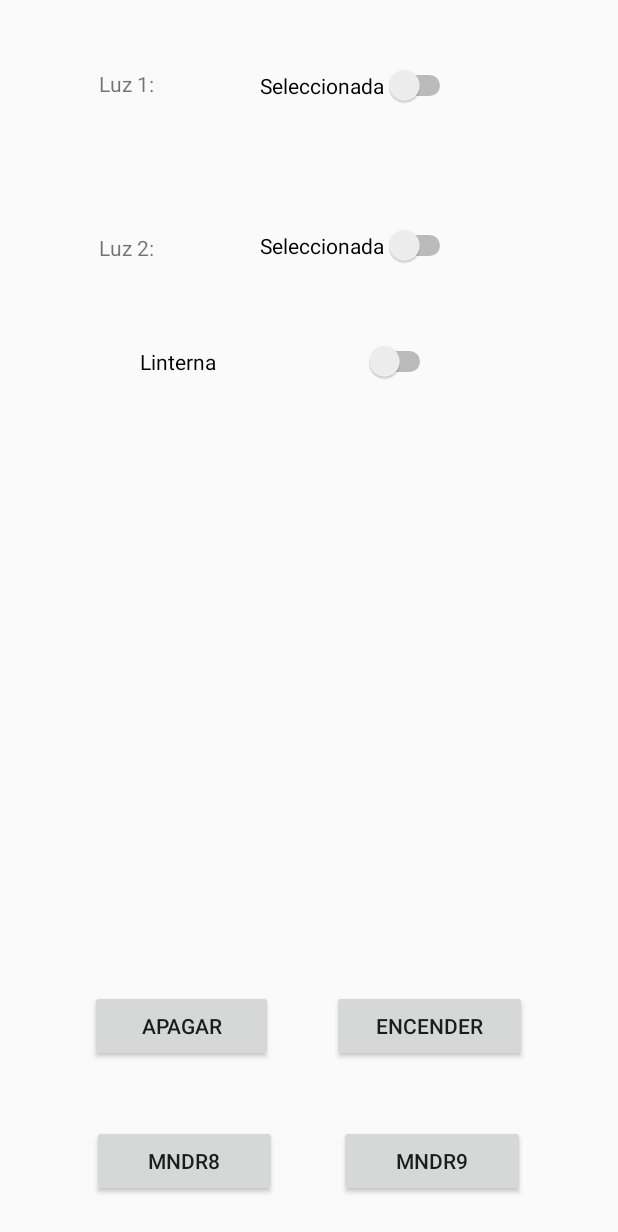
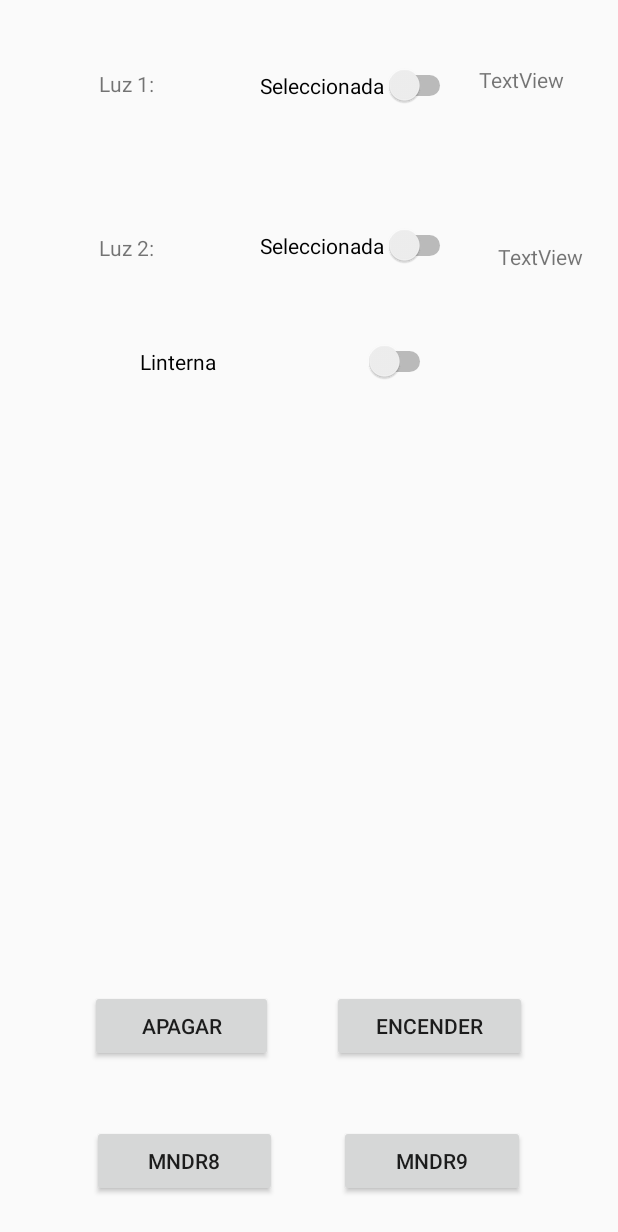
Before and after one commit to soalima/LiMaS---Light-Management-System, an Android app: the ComunicationActivity screen opened directly, with no data from a screen before it, on a phone screen of 412 x 824 dp. Shown: the top 1232 px of the screen. Run offline under Robolectric (Android 15) with nearby library versions, the phone set to English and light mode, and no system bars; 2 statements that could not run were skipped.

Commit message:
si anda esta dejo la carrera

```diff
--- a/Android/Limas1_1/app/src/main/java/com/proyecto/limas11/activities/ComunicationActivity.java
+++ b/Android/Limas1_1/app/src/main/java/com/proyecto/limas11/activities/ComunicationActivity.java
@@ -22,6 +22,7 @@ import android.view.View;
 import android.widget.Button;
 import android.widget.CompoundButton;
 import android.widget.Switch;
+import android.widget.TextView;
 import android.widget.Toast;
 
 import androidx.core.app.ActivityCompat;
@@ -44,8 +45,9 @@ import static com.proyecto.limas11.fragments.BluetoothFragment.MULTIPLE_PERMISSI
 
 //******************************************** Hilo principal del Activity*********************************
 public class ComunicationActivity extends Activity {
-    Button btnApagar, btnEncender, btnEstadisticaL1, btnEstadisticaL2;
+    Button btnApagar, btnEncender;//btnEstadisticaL1, btnEstadisticaL2;
     Switch switchL1, switchL2, swLinterna;
+    TextView txtLed1,txtLed2;
     boolean prendertorch, isflashon;
     static Camera cam = null;
     private String permissions = Manifest.permission.CAMERA;
@@ -67,8 +69,12 @@ public class ComunicationActivity extends Activity {
         btnApagar = (Button) findViewById(R.id.btnApagar);
         btnEncender = (Button) findViewById(R.id.btnEncender);
 
-        btnEstadisticaL1 = (Button) findViewById(R.id.btnMNDR8);
-        btnEstadisticaL2 = (Button) findViewById(R.id.btnMNDR9);
+        txtLed1 = (TextView) findViewById(R.id.txtTimeLed1);
+        txtLed2 = (TextView) findViewById(R.id.txtTimeLed2);
+
+
+       /* btnEstadisticaL1 = (Button) findViewById(R.id.btnMNDR8);
+        btnEstadisticaL2 = (Button) findViewById(R.id.btnMNDR9);*/
 
         switchL1 = (Switch) findViewById(R.id.switchLuz1);
         switchL2 = (Switch) findViewById(R.id.switchLuz2);
@@ -84,8 +90,8 @@ public class ComunicationActivity extends Activity {
         //defino los handlers para los botones Apagar y encender
         btnEncender.setOnClickListener(btnEncenderListener);
         btnApagar.setOnClickListener(btnApagarListener);
-        btnEstadisticaL1.setOnClickListener(btnEstadisticaL1Listener);
-        btnEstadisticaL2.setOnClickListener(btnEstadisticaL2Listener);
+       /* btnEstadisticaL1.setOnClickListener(btnEstadisticaL1Listener);
+        btnEstadisticaL2.setOnClickListener(btnEstadisticaL2Listener);*/
 
         swLinterna.setOnCheckedChangeListener((new CompoundButton.OnCheckedChangeListener() {
             @Override
@@ -115,6 +121,17 @@ public class ComunicationActivity extends Activity {
 
             Log.d("ComandoRecepcion", text);
 
+            String[] division = text.split(":");
+            if (division[0] == "L1") {
+                //paso el valor a segundos
+                Long numero1 = Long.parseLong(division[1]);
+                double L1 = (double) numero1 / 1000;
+                txtLed1.setText(Double.toString(L1));
+            } else if (division[0] == "L2") {
+                Long numero2 = Long.parseLong(division[1]);
+                double L2 = (double) numero2 / 1000;
+                txtLed2.setText(Double.toString(L2));
+            }
             showToast(text);
         }
     };
@@ -180,7 +197,13 @@ public class ComunicationActivity extends Activity {
             }
         }
     };
+    private View.OnClickListener btnEstadisticaListener = new View.OnClickListener() {
+        @Override
+        public void onClick(View v) {
 
+        }
+    };
+/*
     private View.OnClickListener btnEstadisticaL1Listener = new View.OnClickListener() {
         @Override
         public void onClick(View v) {
@@ -195,7 +218,7 @@ public class ComunicationActivity extends Activity {
             enviarComando('9');
             //showToast("Presionado boton estadistica luz 2");
         }
-    };
+    };*/
 
         private void showToast(String message) {
             Toast.makeText(getApplicationContext(), message, Toast.LENGTH_SHORT).show();
--- a/Android/Limas1_1/app/src/main/res/layout/activity_comunication.xml
+++ b/Android/Limas1_1/app/src/main/res/layout/activity_comunication.xml
@@ -11,6 +11,16 @@
     android:paddingTop="@dimen/activity_vertical_margin"
     tools:context="com.proyecto.limas11.activity_comunicacion"
     android:theme="@style/AppTheme">
+
+    <TextView
+        android:id="@+id/txtTimeLed1"
+        android:layout_width="93dp"
+        android:layout_height="wrap_content"
+        android:layout_alignParentStart="true"
+        android:layout_alignParentTop="true"
+        android:layout_marginStart="303dp"
+        android:layout_marginTop="27dp"
+        android:text="TextView" />
 
     <FrameLayout
         android:id="@+id/contenedorButton1"
@@ -182,4 +192,14 @@
         </LinearLayout>
     </FrameLayout>
 
+    <TextView
+        android:id="@+id/txtTimeLed2"
+        android:layout_width="100dp"
+        android:layout_height="wrap_content"
+        android:layout_alignParentStart="true"
+        android:layout_alignParentTop="true"
+        android:layout_marginStart="316dp"
+        android:layout_marginTop="145dp"
+        android:text="TextView" />
+
 </RelativeLayout>
```
Lines whose indentation alone changed are shown as unchanged.
